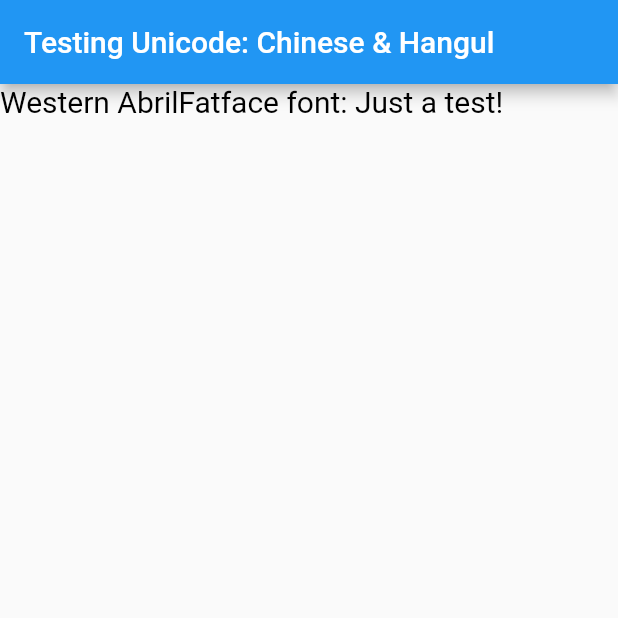
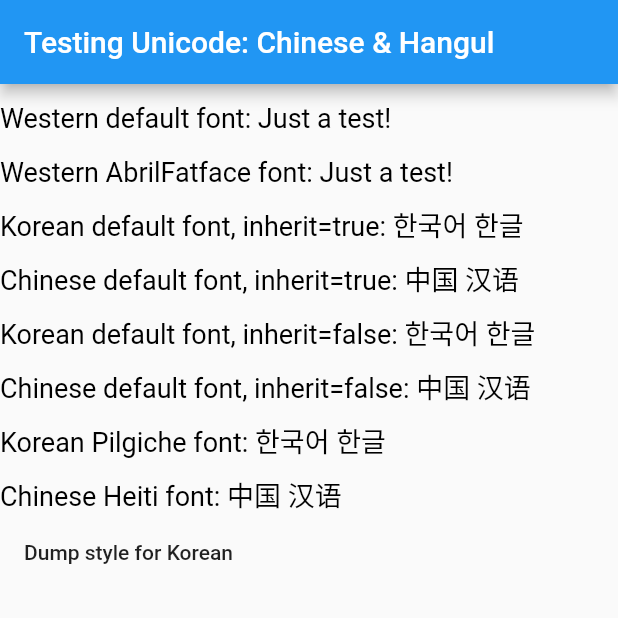
Before and after one commit to raju-bitter/flutter-unicode-test, a Flutter app: the screen it shows after launch, on a phone screen of 412 x 824 dp, the top half of it. Run offline on Flutter 3.47's test engine with Material 2 defaults, Android fonts, the phone set to English and light mode, and no system bars; Roboto replaces fonts that are missing (AbrilFatface, Heiti, Pilgiche).

Commit message:
Add tests for default font for both inherit true | false

```diff
--- a/lib/main.dart
+++ b/lib/main.dart
@@ -25,45 +25,59 @@ class MyHomePage extends StatelessWidget {
   MyHomePage({Key key, this.title}) : super(key: key);
   @override
   Widget build(BuildContext context) {
-    // Default font text style
+    // Default font text style, inherit set to true
     TextStyle defaultStyle = new TextStyle(
       inherit: false,
       color: Colors.black,
-      fontSize: 20.0,
+      fontSize: 18.0,
       fontStyle: FontStyle.normal,
+      height: 2.0,
+    );
+
+    // Default font text style
+    TextStyle defaultStyleInherit = new TextStyle(
+      inherit: true,
+      color: Colors.black,
+      fontSize: 18.0,
+      fontStyle: FontStyle.normal,
+      height: 2.0,
     );
 
     // AbrilFatface font for Western glyphs
     TextStyle customAbrilFatfaceStyle = new TextStyle(
-        inherit: false,
-        color: Colors.black,
-        fontSize: 20.0,
-        fontStyle: FontStyle.normal,
-        fontFamily: 'AbrilFatface');
+      inherit: false,
+      color: Colors.black,
+      fontSize: 18.0,
+      fontStyle: FontStyle.normal,
+      fontFamily: 'AbrilFatface',
+      height: 2.0,
+    );
 
     // Nanum or Pilgiche for Korean/hangul
     TextStyle customKoreanFontStyle = new TextStyle(
       inherit: false,
       color: Colors.black,
-      fontSize: 20.0,
+      fontSize: 18.0,
       fontStyle: FontStyle.normal,
 //      fontFamily: 'Nanum',
       fontFamily: 'Pilgiche',
+      height: 2.0,
     );
 
     // Heiti font for Chinese
     TextStyle customChineseFontStyle = new TextStyle(
       inherit: false,
       color: Colors.black,
-      fontSize: 20.0,
+      fontSize: 18.0,
       fontStyle: FontStyle.normal,
       fontFamily: 'Heiti',
+      height: 2.0,
     );
 
-//    Text koreanCustom = new Text(
-//      'Korean Pilgiche font: 한국어 \u{D55C}\u{AE00}',
-//      style: customKoreanFontStyle,
-//    );
+    Text koreanCustom = new Text(
+      'Korean Pilgiche font: 한국어 \u{D55C}\u{AE00}',
+      style: customKoreanFontStyle,
+    );
 
     return new Scaffold(
       appBar: new AppBar(
@@ -73,28 +87,40 @@ class MyHomePage extends StatelessWidget {
           mainAxisAlignment: MainAxisAlignment.start,
           crossAxisAlignment: CrossAxisAlignment.start,
           children: <Widget>[
-//            new Text(
-//              'Korean default font: 한국어 \u{D55C}\u{AE00}',
-//              style: defaultStyle,
-//            ),
-//            new Text(
-//              'Chinese default font: 中国 汉语',
-//              style: defaultStyle,
-//            ),
+            new Text(
+              'Western default font: Just a test!',
+              style: defaultStyle,
+            ),
             new Text(
               'Western AbrilFatface font: Just a test!',
               style: customAbrilFatfaceStyle,
             ),
-//            koreanCustom,
-//            new Text(
-//              'Chinese Heiti font: 中国 汉语',
-//              style: customChineseFontStyle,
-//            ),
-//            new FlatButton(
-//                child: new Text('Dump style for Korean'),
-//                onPressed: () {
-//                  print(koreanCustom.style);
-//                }),
+            new Text(
+              'Korean default font, inherit=true: 한국어 \u{D55C}\u{AE00}',
+              style: defaultStyleInherit,
+            ),
+            new Text(
+              'Chinese default font, inherit=true: 中国 汉语',
+              style: defaultStyleInherit,
+            ),
+            new Text(
+              'Korean default font, inherit=false: 한국어 \u{D55C}\u{AE00}',
+              style: defaultStyle,
+            ),
+            new Text(
+              'Chinese default font, inherit=false: 中国 汉语',
+              style: defaultStyle,
+            ),
+            koreanCustom,
+            new Text(
+              'Chinese Heiti font: 中国 汉语',
+              style: customChineseFontStyle,
+            ),
+            new FlatButton(
+                child: new Text('Dump style for Korean'),
+                onPressed: () {
+                  print(koreanCustom.style);
+                }),
           ]),
     );
   }
```
Also changed, not shown: 2 other files.
